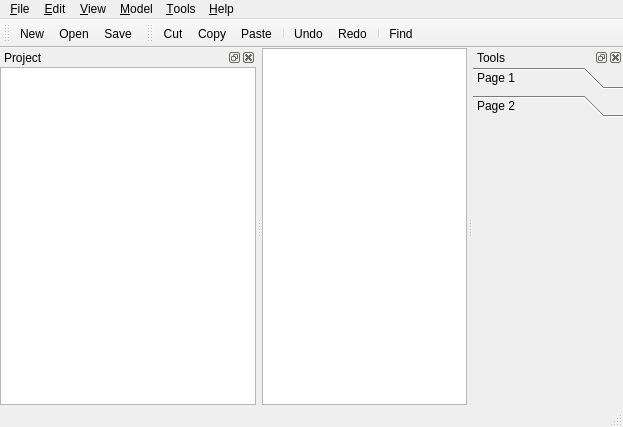
Before: the Qt Designer form jalapaquery/src/jalapaquery/mainwindow.ui in leonhad/jalapaquery, drawn with Qt 5.
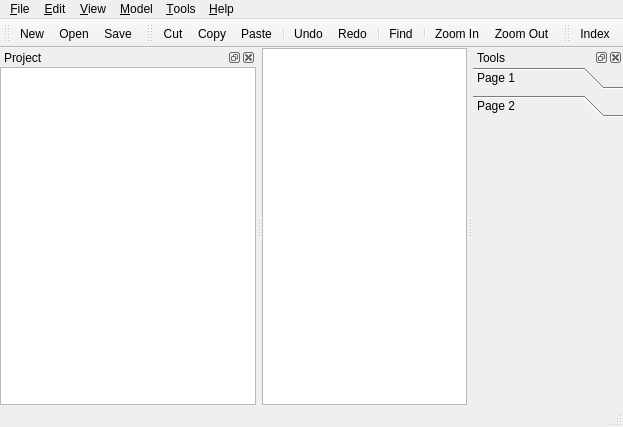
After: the same form once the commit is applied. The open tabs and pages were chosen to show the change. Icons and pictures are not drawn.

Commit message: Changed find icon. Added Zoom In and Zoom Out icon.

The edit to the form file:
```diff
--- a/jalapaquery/src/jalapaquery/mainwindow.ui
+++ b/jalapaquery/src/jalapaquery/mainwindow.ui
@@ -287,6 +287,27 @@
    <addaction name="actionRedo"/>
    <addaction name="separator"/>
    <addaction name="actionFind"/>
+   <addaction name="separator"/>
+   <addaction name="actionZoom_In"/>
+   <addaction name="actionZoom_Out"/>
+  </widget>
+  <widget class="QToolBar" name="toolBar">
+   <property name="windowTitle">
+    <string>toolBar</string>
+   </property>
+   <property name="iconSize">
+    <size>
+     <width>16</width>
+     <height>16</height>
+    </size>
+   </property>
+   <attribute name="toolBarArea">
+    <enum>TopToolBarArea</enum>
+   </attribute>
+   <attribute name="toolBarBreak">
+    <bool>false</bool>
+   </attribute>
+   <addaction name="actionIndex"/>
   </widget>
   <action name="actionAbout">
    <property name="text">
```
Left out of the diff: 18 changed lines with no effect on the pictures. The commit also changes 2 other files.
